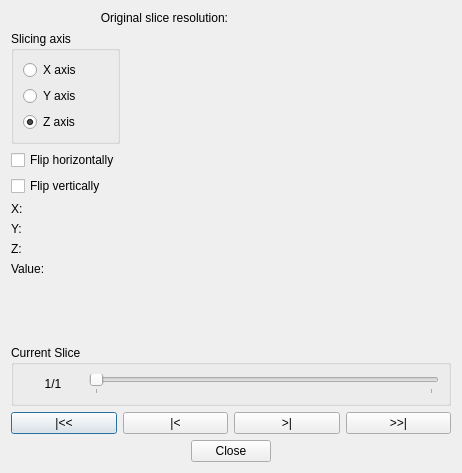
Before: the Qt Designer form vox-desk-qt/src/vvsliceviewer.ui in deskvox/deskvox, drawn with Qt 5.
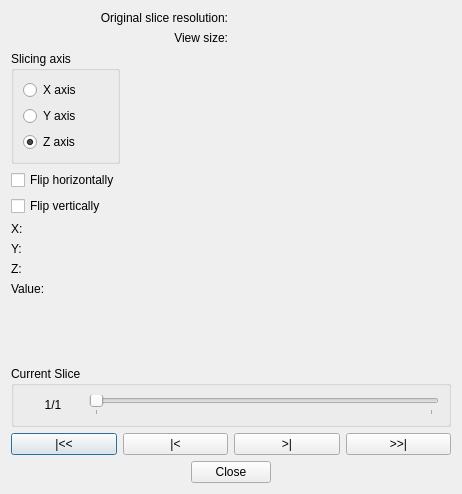
After: the same form once the commit is applied.

What changed in the file:
```diff
--- a/vox-desk-qt/src/vvsliceviewer.ui
+++ b/vox-desk-qt/src/vvsliceviewer.ui
@@ -7,7 +7,7 @@
     <x>0</x>
     <y>0</y>
     <width>462</width>
-    <height>473</height>
+    <height>494</height>
    </rect>
   </property>
   <property name="windowTitle">
@@ -35,6 +35,27 @@
      </item>
     </layout>
    </item>
+   <item>
+    <layout class="QHBoxLayout" name="viewSizeLayout">
+     <item>
+      <widget class="QLabel" name="viewSizeTextLabel">
+       <property name="text">
+        <string>View size:</string>
+       </property>
+       <property name="alignment">
+        <set>Qt::AlignRight|Qt::AlignTrailing|Qt::AlignVCenter</set>
+       </property>
+      </widget>
+     </item>
+     <item>
+      <widget class="QLabel" name="viewSizeLabel">
+       <property name="text">
+        <string/>
+       </property>
+      </widget>
+     </item>
+    </layout>
+   </item>
    <item>
     <layout class="QHBoxLayout" name="viewerLayout">
      <item>
```
Left out of the diff: 2 changed lines with no effect on the pictures.
